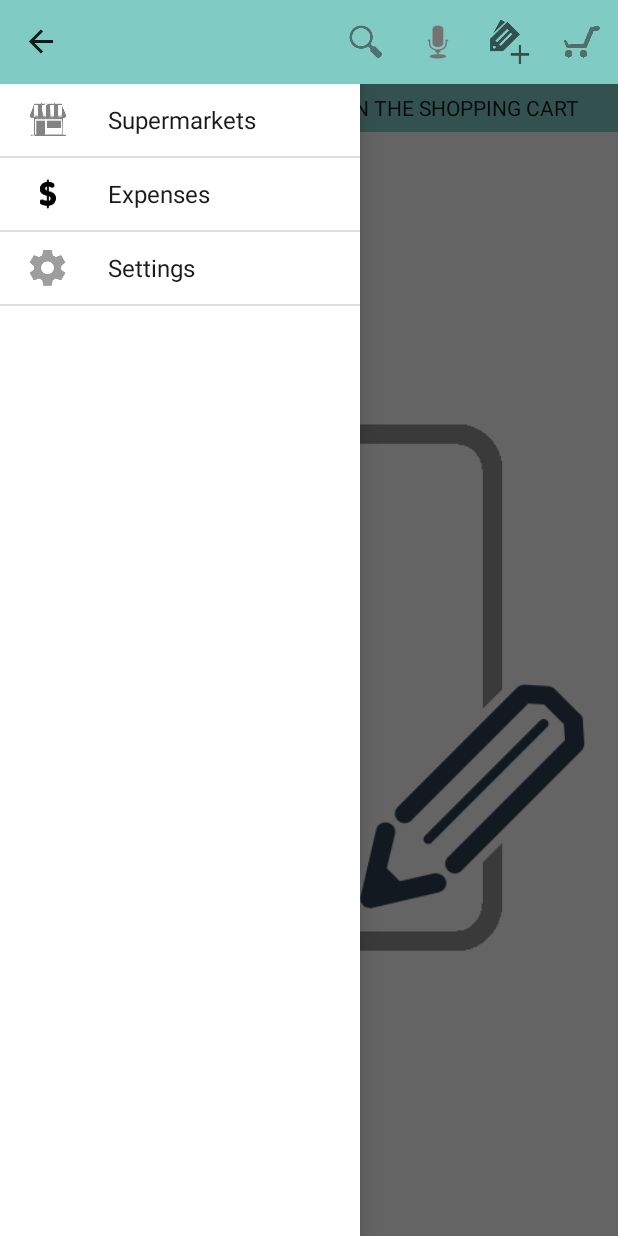
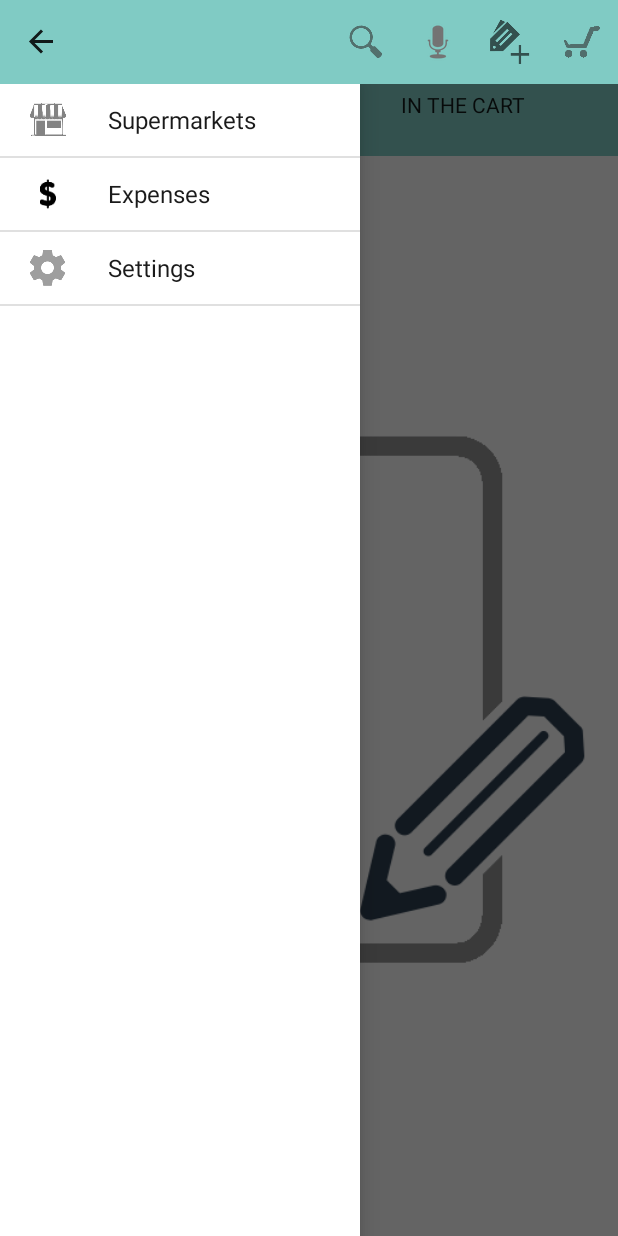
Before and after one commit to juancarlospalomo/plannehr, an Android app: the fragment FragmentDoShopping placed in its activity, with the side drawer open, on a phone screen of 412 x 824 dp. Run offline under Robolectric (Android 15) with nearby library versions, the phone set to English and light mode, and no system bars.

Commit message:
Patch 1.6.2.1

```diff
--- a/app/build.gradle
+++ b/app/build.gradle
@@ -16,8 +16,8 @@ android {
         applicationId "com.householdplanner.shoppingapp"
         minSdkVersion 10
         targetSdkVersion 22
-        versionCode 15
-        versionName "1.6.2"
+        versionCode 16
+        versionName "1.6.2.1"
         signingConfig signingConfigs.debug
     }
 
--- a/app/src/main/java/com/householdplanner/shoppingapp/usecases/UseCaseShoppingList.java
+++ b/app/src/main/java/com/householdplanner/shoppingapp/usecases/UseCaseShoppingList.java
@@ -81,7 +81,7 @@ public class UseCaseShoppingList {
         String selection = ShoppingListContract.ProductEntry.TABLE_NAME + "." + ShoppingListContract.ProductEntry.COLUMN_COMMITTED + "=?";
         String[] selectionArgs = new String[]{"1"};
         Cursor cursor = mContext.getContentResolver().query(ShoppingListContract.ProductEntry.CONTENT_URI,
-                mProjection, selection, selectionArgs, null);
+                mProjection, selection, selectionArgs, ShoppingListContract.ProductEntry.COLUMN_PRODUCT_NAME + " ASC");
         productList = toList(cursor);
 
         return productList;
@@ -98,7 +98,7 @@ public class UseCaseShoppingList {
         String selection = ShoppingListContract.ProductEntry.TABLE_NAME + "." + ShoppingListContract.ProductEntry.COLUMN_COMMITTED + "=?";
         String[] selectionArgs = new String[]{"0"};
         Cursor cursor = mContext.getContentResolver().query(ShoppingListContract.ProductEntry.CONTENT_URI,
-                mProjection, selection, selectionArgs, null);
+                mProjection, selection, selectionArgs, ShoppingListContract.ProductEntry.COLUMN_PRODUCT_NAME + " ASC");
         productList = toList(cursor);
 
         return productList;
@@ -117,7 +117,7 @@ public class UseCaseShoppingList {
                 ShoppingListContract.ProductEntry.TABLE_NAME + "." + ShoppingListContract.ProductEntry.COLUMN_MARKET + "=?";
         String[] selectionArgs = new String[]{"0", market};
         Cursor cursor = mContext.getContentResolver().query(ShoppingListContract.ProductEntry.CONTENT_URI,
-                mProjection, selection, selectionArgs, null);
+                mProjection, selection, selectionArgs, ShoppingListContract.ProductEntry.COLUMN_PRODUCT_NAME + " ASC");
         productList = toList(cursor);
 
         return productList;
@@ -136,7 +136,7 @@ public class UseCaseShoppingList {
                 ShoppingListContract.ProductEntry.TABLE_NAME + "." + ShoppingListContract.ProductEntry.COLUMN_MARKET + " IS NULL)";
         String[] selectionArgs = new String[]{"0", market};
         Cursor cursor = mContext.getContentResolver().query(ShoppingListContract.ProductEntry.CONTENT_URI,
-                mProjection, selection, selectionArgs, null);
+                mProjection, selection, selectionArgs, ShoppingListContract.ProductEntry.COLUMN_PRODUCT_NAME + " ASC");
         productList = toList(cursor);
 
         return productList;
--- a/app/src/main/res/layout/fragment_do_shopping.xml
+++ b/app/src/main/res/layout/fragment_do_shopping.xml
@@ -7,7 +7,7 @@
     <com.applilandia.widget.SlidingTabLayout
         android:id="@+id/sliding_tabs"
         android:layout_width="match_parent"
-        android:layout_height="wrap_content" />
+        android:layout_height="48dp" />
 
     <android.support.v4.view.ViewPager
         android:id="@+id/pagerDoShopping"
--- a/app/src/main/res/layout/fragment_enter_data.xml
+++ b/app/src/main/res/layout/fragment_enter_data.xml
@@ -7,7 +7,7 @@
     <com.applilandia.widget.SlidingTabLayout
         android:id="@+id/sliding_tabs"
         android:layout_width="match_parent"
-        android:layout_height="56dp" />
+        android:layout_height="48dp" />
 
     <android.support.v4.view.ViewPager
         android:id="@+id/pagerEnterData"
--- a/app/src/main/res/values/strings.xml
+++ b/app/src/main/res/values/strings.xml
@@ -104,10 +104,10 @@
     <string name="textProductsAllSupermarkets">All Markets</string>
     <string name="search_title">Search</string>
     <string name="search_product_activity_title">Search Result</string>
-    <string name="textFragmentEnterListTitle">My Shopping List</string>
-    <string name="textFragmentMyProductsTitle">My Products Database</string>
-    <string name="textFragmentShoppingListTitle">Products to Buy</string>
-    <string name="textFragmentBasketTitle">In the Shopping Cart</string>
+    <string name="textFragmentEnterListTitle">List</string>
+    <string name="textFragmentMyProductsTitle">Database</string>
+    <string name="textFragmentShoppingListTitle">To Buy</string>
+    <string name="textFragmentBasketTitle">In the Cart</string>
     <string name="textMessageThereAreNotSupermarkets">You don\'t have supermarkets. You can create them</string>
 	<string name="textMessageThereAreNotProducts">There\'s not products starting by</string>
 
--- a/app/src/main/res/values/styles.xml
+++ b/app/src/main/res/values/styles.xml
@@ -14,7 +14,7 @@
 
     <style name="Widget.ApplilandiaButton" parent="@android:style/Widget.Button">
         <item name="android:background">?attr/selectableItemBackground</item>
-        <item name="android:textColor">@color/accent_material_light</item>
+        <item name="android:textColor">@color/accent_red</item>
     </style>
 
     <style name="Widget.SearchView" parent="Widget.AppCompat.SearchView">
--- a/app/src/main/res/values/themes.xml
+++ b/app/src/main/res/values/themes.xml
@@ -11,7 +11,8 @@
 
         <!-- colorPrimary is used for the default action bar background -->
         <item name="colorPrimary">@color/color_toolbar_background</item>
-        <item name="colorAccent">@color/accent_material_light</item>
+<!--        <item name="colorAccent">@color/accent_material_light</item>-->
+        <item name="colorAccent">@color/accent_red</item>
 
         <!-- Text styles -->
         <item name="android:textColorPrimary">@color/primary_text_default_material_light</item>
--- a/widget/src/main/java/com/applilandia/widget/SlidingTabLayout.java
+++ b/widget/src/main/java/com/applilandia/widget/SlidingTabLayout.java
@@ -32,6 +32,8 @@ import android.widget.TextView;
  */
 public class SlidingTabLayout extends HorizontalScrollView {
 
+    private final static String LOG_TAG = SlidingTabLayout.class.getSimpleName();
+
     /**
      * Allows complete control over the colors drawn in the tab layout. Set with
      * {@link #setCustomTabColorizer(TabColorizer)}.
@@ -62,6 +64,7 @@ public class SlidingTabLayout extends HorizontalScrollView {
     private int mTabViewPaddingRight = 0;
     private int mTabViewPaddingBottom = 0;
     private int mTabViewBackgroundColor = 0;
+    private int mTabViewHeight = 48;
 
     private int mTitleOffset;
 
@@ -94,7 +97,7 @@ public class SlidingTabLayout extends HorizontalScrollView {
         mTitleOffset = (int) (TITLE_OFFSET_DIPS * getResources().getDisplayMetrics().density);
 
         mTabStrip = new SlidingTabStrip(context, attrs);
-        addView(mTabStrip, LayoutParams.MATCH_PARENT, LayoutParams.WRAP_CONTENT);
+        addView(mTabStrip, LayoutParams.MATCH_PARENT, mTabViewHeight);
     }
 
     /**
@@ -116,6 +119,7 @@ public class SlidingTabLayout extends HorizontalScrollView {
                 mTabViewPaddingRight = (int) typedArray.getDimension(R.styleable.slidingTabView_android_paddingRight, 0);
                 mTabViewPaddingBottom = (int) typedArray.getDimension(R.styleable.slidingTabView_android_paddingBottom, 0);
                 mTabViewBackgroundColor = typedArray.getColor(R.styleable.slidingTabView_android_colorBackground, 0);
+                mTabViewHeight = (int) typedArray.getDimension(R.styleable.slidingTabView_android_layout_height, 0);
             }
         } finally {
             typedArray.recycle();
@@ -200,7 +204,7 @@ public class SlidingTabLayout extends HorizontalScrollView {
         } else {
             textView = new TextView(getContext(), mAttrs, R.attr.slidingTabViewTextAppearance);
         }
-        textView.setLayoutParams(new LinearLayout.LayoutParams(0, 48 * (int) getResources().getDisplayMetrics().density, 1));
+        textView.setLayoutParams(new LinearLayout.LayoutParams(0, mTabViewHeight, 1));
         textView.setGravity(Gravity.CENTER);
 
         if (Build.VERSION.SDK_INT >= Build.VERSION_CODES.HONEYCOMB) {
@@ -216,8 +220,7 @@ public class SlidingTabLayout extends HorizontalScrollView {
             // If we're running on ICS or newer, enable all-caps to match the Action Bar tab style
             textView.setAllCaps(true);
         }
-        //textView.setBackgroundColor(mTabViewBackgroundColor);
-        //textView.setPadding(mTabViewPaddingLeft, 0, mTabViewPaddingRight, 0);
+        textView.setPadding(mTabViewPaddingLeft, 0, mTabViewPaddingRight, mTabViewPaddingBottom);
         return textView;
     }
 
--- a/widget/src/main/java/com/applilandia/widget/SlidingTabStrip.java
+++ b/widget/src/main/java/com/applilandia/widget/SlidingTabStrip.java
@@ -12,7 +12,7 @@ import android.widget.LinearLayout;
 class SlidingTabStrip extends LinearLayout {
 
     private static final int SELECTED_INDICATOR_THICKNESS_DIPS = 2;
-    private static final int DEFAULT_SELECTED_INDICATOR_COLOR = 0xFFFFFFFF;
+    private static final int DEFAULT_SELECTED_INDICATOR_COLOR = 0xFFFF8A80;
 
     private final int mSelectedIndicatorThickness;
     private final Paint mSelectedIndicatorPaint;
@@ -34,7 +34,7 @@ class SlidingTabStrip extends LinearLayout {
         final float density = getResources().getDisplayMetrics().density;
 
         mDefaultTabColorizer = new SimpleTabColorizer();
-        mDefaultTabColorizer.setIndicatorColors(DEFAULT_SELECTED_INDICATOR_COLOR);
+        mDefaultTabColorizer.setIndicatorColors(getResources().getColor(R.color.accent_red));
 
         mSelectedIndicatorThickness = (int) (SELECTED_INDICATOR_THICKNESS_DIPS * density);
         mSelectedIndicatorPaint = new Paint();
--- a/widget/src/main/res/values/attrs.xml
+++ b/widget/src/main/res/values/attrs.xml
@@ -79,6 +79,7 @@
         <attr name="android:paddingRight" />
         <attr name="android:paddingBottom" />
         <attr name="android:colorBackground" />
+        <attr name="android:layout_height" />
     </declare-styleable>
 
     <declare-styleable name="slidingTabViewTextAppearance">
--- a/widget/src/main/res/values/styles.xml
+++ b/widget/src/main/res/values/styles.xml
@@ -58,7 +58,7 @@
         <item name="android:paddingRight">12dp</item>
         <item name="android:paddingBottom">20dp</item>
         <item name="android:colorBackground">#FF80CBC4</item>
-        <item name="android:layout_height">80dp</item>
+        <item name="android:layout_height">48dp</item>
         <item name="android:layout_width">match_parent</item>
     </style>
 
```
Also changed, not shown: app/src/main/java/com/householdplanner/shoppingapp/fragments/FragmentShoppingList.java (+10 -0 lines), 2 other files.
